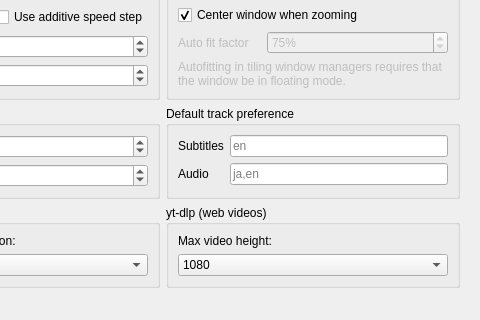
Before: the Qt Designer form src/settingswindow.ui in mpc-qt/mpc-qt, drawn with Qt 5; both pictures show x 416 to 896 and y 94 to 414 of the 896 by 638 pixel window.
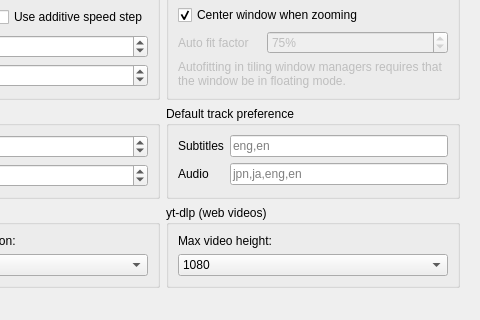
After: the same form once the commit is applied. The open tabs and pages were chosen to show the change.

Commit message:
settingswindow: Use both three and two-letter codes as placeholder track languages
mpv does report either three and two-letter codes depending on the file.

Partially reverts 1f58977aba4286ba546ddf0268ded5c7ab3a571b.

```diff
--- a/src/settingswindow.ui
+++ b/src/settingswindow.ui
@@ -1331,7 +1331,7 @@
               <item row="0" column="1">
                <widget class="QLineEdit" name="playbackSubtitleTracks">
                 <property name="placeholderText">
-                 <string notr="true">en</string>
+                 <string notr="true">eng,en</string>
                 </property>
                </widget>
               </item>
@@ -1345,7 +1345,7 @@
               <item row="1" column="1">
                <widget class="QLineEdit" name="playbackAudioTracks">
                 <property name="placeholderText">
-                 <string notr="true">ja,en</string>
+                 <string notr="true">jpn,ja,eng,en</string>
                 </property>
                </widget>
               </item>
```
